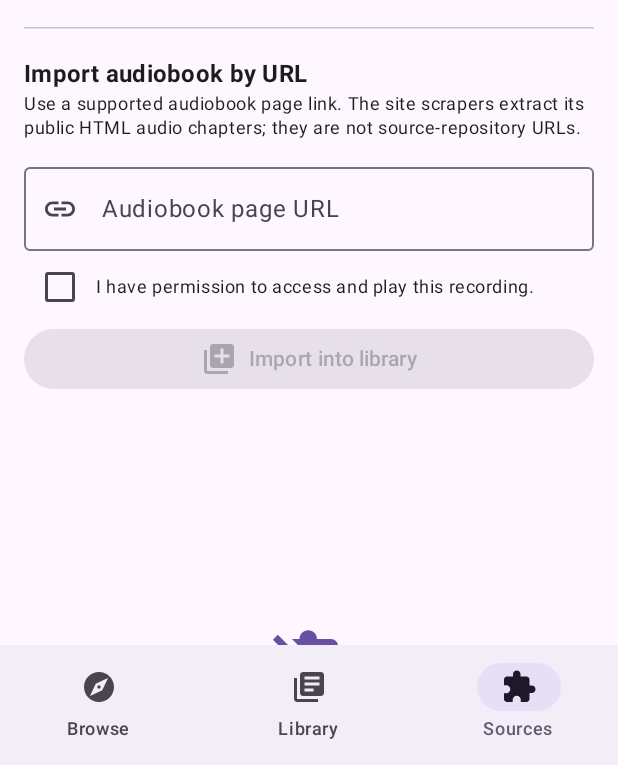
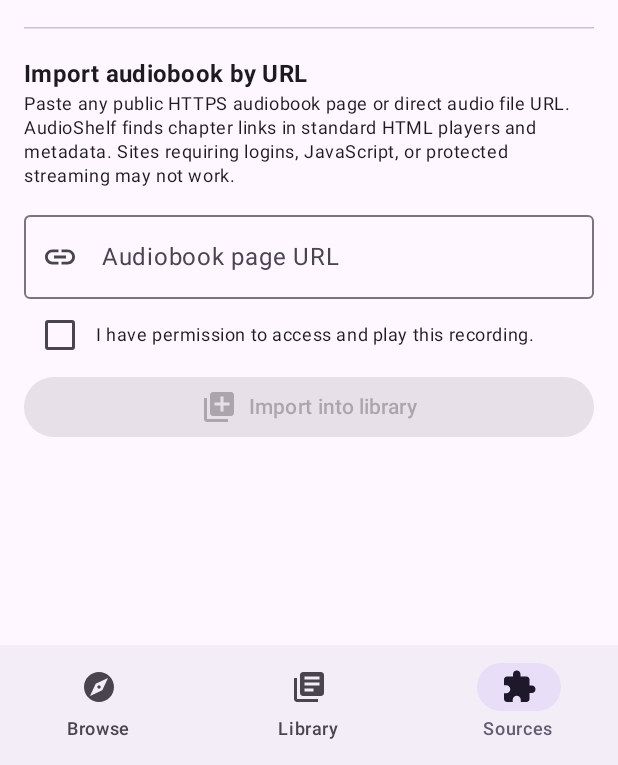
Before and after one commit to modealpha88-ctrl/audioshelf, an Android app built with Jetpack Compose: the screen it shows after launch (MainActivity), item 3 of the bottom bar chosen, on a phone screen of 412 x 824 dp, the part 471-1236 px from its top. Run offline under Robolectric (Android 15) with nearby library versions, the phone set to English and light mode, and no system bars; network calls fail; pictures from the network do not load; 1 statement that could not run was skipped.

Commit message:
feat: enable HLS playback and explain universal audiobook URL import

```diff
--- a/app/src/main/java/com/mohamed/audioshelf/MainActivity.kt
+++ b/app/src/main/java/com/mohamed/audioshelf/MainActivity.kt
@@ -153,7 +153,7 @@ private fun BrowseScreen(state: AudioShelfState, onSearch: (String) -> Unit, onS
     }
 
     Column(Modifier.fillMaxSize()) {
-        LargeTopAppBar(title = { Column { Text("AudioShelf"); Text("Public-domain audiobooks", style = MaterialTheme.typography.labelMedium) } })
+        LargeTopAppBar(title = { Column { Text("AudioShelf"); Text("Browse and import audiobooks", style = MaterialTheme.typography.labelMedium) } })
         SearchBar(
             inputField = {
                 SearchBarDefaults.InputField(
@@ -165,7 +165,7 @@ private fun BrowseScreen(state: AudioShelfState, onSearch: (String) -> Unit, onS
                     },
                     expanded = false,
                     onExpandedChange = {},
-                    placeholder = { Text("Search LibriVox titles") },
+                    placeholder = { Text("Search audiobook catalogues") },
                     leadingIcon = {
                         IconButton(onClick = { onSearch(query) }) {
                             Icon(Icons.Default.Search, "Search")
@@ -272,7 +272,7 @@ private fun SourcesScreen(
                 HorizontalDivider(Modifier.padding(vertical = 18.dp))
                 Text("Import audiobook by URL", style = MaterialTheme.typography.titleMedium, fontWeight = FontWeight.Bold)
                 Text(
-                    "Use a supported audiobook page link. The site scrapers extract its public HTML audio chapters; they are not source-repository URLs.",
+                    "Paste any public HTTPS audiobook page or direct audio file URL. AudioShelf finds chapter links in standard HTML players and metadata. Sites requiring logins, JavaScript, or protected streaming may not work.",
                     style = MaterialTheme.typography.bodySmall,
                 )
                 Spacer(Modifier.height(10.dp))
@@ -280,7 +280,7 @@ private fun SourcesScreen(
                     value = bookUrl,
                     onValueChange = { bookUrl = it },
                     label = { Text("Audiobook page URL") },
-                    placeholder = { Text("https://site.example/book-title/") },
+                    placeholder = { Text("https://example.org/audiobook-or-chapter.mp3") },
                     leadingIcon = { Icon(Icons.Default.Link, null) },
                     singleLine = true,
                     modifier = Modifier.fillMaxWidth(),
```
